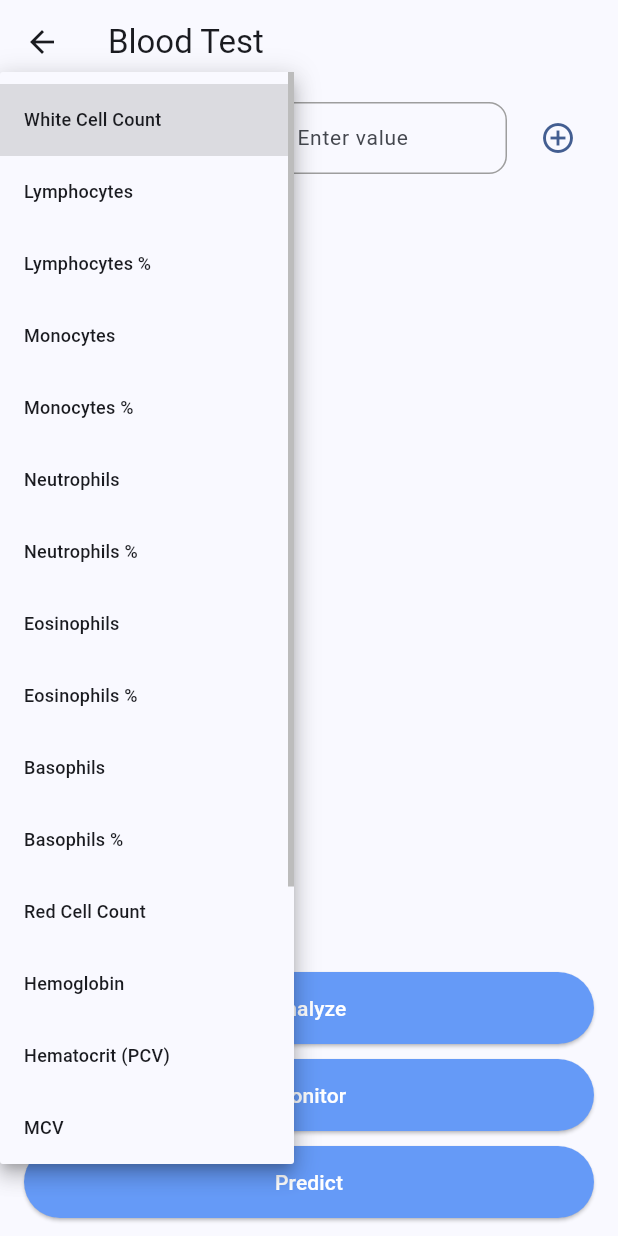
After one commit to Omnyanasr/Hospital-Management, a Flutter app: the BloodAnalysisPage screen opened by its route, after a tap on "Test", on a phone screen of 412 x 824 dp. The commit adds this screen. Run offline on Flutter 3.47's test engine with Material 3 defaults, Android fonts, the phone set to English and light mode, and no system bars; our stand-ins replace cloud_firestore, firebase_auth, firebase_core, firebase_storage, get, google_sign_in and 3 more; accounts and stored records are empty.

Commit message:
adding blood test ui

```diff
--- a/lib/main.dart
+++ b/lib/main.dart
@@ -12,7 +12,7 @@ import 'package:hospital_managment_project/view/onboarding_screen.dart';
 import 'package:hospital_managment_project/view/account/patient_profile_page.dart';
 import 'package:hospital_managment_project/view/account/account_info.dart';
 import 'package:hospital_managment_project/view/pages/symptom_chatbot_page.dart';
-import 'package:hospital_managment_project/view/pages/xray_chatbot_page.dart';
+import 'package:hospital_managment_project/view/pages/blood_analysis_page.dart';
 import 'package:hospital_managment_project/view/payment_screen.dart';
 import 'package:hospital_managment_project/view/splash_screen.dart';
 import 'package:hospital_managment_project/view/auth/login.dart';
@@ -80,7 +80,7 @@ class MyApp extends StatelessWidget {
         GetPage(name: '/appointment', page: () => AppointmentPage()),
         GetPage(name: '/profile', page: () => PatientProfilePage()),
         GetPage(name: '/symptom', page: () => SymptomCheckerPage()),
-        GetPage(name: '/xray', page: () => XRayAnalyzerPage()),
+        GetPage(name: '/xray', page: () => BloodAnalysisPage()),
         GetPage(name: '/feedback', page: () => FeedbackSupportPage()),
         GetPage(name: '/payment', page: () => const PaymentScreen()),
         GetPage(name: '/onboarding_info', page: () => OnboardingScreenInfo()),
--- a/lib/view/homepage.dart
+++ b/lib/view/homepage.dart
@@ -51,7 +51,7 @@ class _HomePageState extends State<HomePage> {
           child: ListTile(
             leading: const Icon(Icons.image_search, color: Colors.blue),
             title: const Text(
-              "X-ray Analyzer",
+              "Blood Test",
               style: TextStyle(fontSize: 12),
             ),
             onTap: () {
@@ -295,7 +295,7 @@ class _HomeScreenState extends State<HomeScreen> {
                                         size: 15, color: Colors.blue[800]),
                                     const SizedBox(width: 5),
                                     const Text(
-                                      "Radiology analyzer",
+                                      "Blood Test",
                                       style: TextStyle(
                                           fontWeight: FontWeight.bold,
                                           fontSize: 11),
--- /dev/null
+++ b/lib/view/pages/blood_analysis_page.dart
@@ -0,0 +1,206 @@
+import 'package:flutter/material.dart';
+
+class BloodAnalysisPage extends StatefulWidget {
+  @override
+  _BloodAnalysisPageState createState() => _BloodAnalysisPageState();
+}
+
+class _BloodAnalysisPageState extends State<BloodAnalysisPage> {
+  final List<String> dropdownItems = [
+    'White Cell Count',
+    'Lymphocytes',
+    'Lymphocytes %',
+    'Monocytes',
+    'Monocytes %',
+    'Neutrophils',
+    'Neutrophils %',
+    'Eosinophils',
+    'Eosinophils %',
+    'Basophils',
+    'Basophils %',
+    'Red Cell Count',
+    'Hemoglobin',
+    'Hematocrit (PCV)',
+    'MCV',
+    'MCH',
+    'MCHC',
+    'RDW',
+    'Platelet Count',
+    'MPV',
+  ];
+
+  List<Map<String, dynamic>> selections = [
+    {'selected': null, 'value': ''}
+  ];
+
+  void addDropdown() {
+    setState(() {
+      selections.add({'selected': null, 'value': ''});
+    });
+  }
+
+  void deleteDropdown(int index) {
+    setState(() {
+      selections.removeAt(index);
+    });
+  }
+
+  void onAnalyze() {
+    print('Analyze clicked');
+  }
+
+  void onMonitor() {
+    print('Monitor clicked');
+  }
+
+  void onPredict() {
+    print('Predict clicked');
+  }
+
+  OutlineInputBorder roundedBorder = OutlineInputBorder(
+    borderRadius: BorderRadius.circular(12),
+    borderSide: BorderSide(color: Colors.grey),
+  );
+
+  @override
+  Widget build(BuildContext context) {
+    return Scaffold(
+      appBar: AppBar(title: Text('Blood Test')),
+      body: Padding(
+        padding: const EdgeInsets.symmetric(horizontal: 16.0, vertical: 12.0),
+        child: Column(
+          children: [
+            Expanded(
+              child: ListView.builder(
+                itemCount: selections.length,
+                itemBuilder: (context, index) {
+                  bool isLast = index == selections.length - 1;
+                  bool canDelete = selections.length > 1;
+                  return Padding(
+                    padding: const EdgeInsets.only(bottom: 16.0),
+                    child: Row(
+                      children: [
+                        Expanded(
+                          flex: 3,
+                          child: DropdownButtonFormField<String>(
+                            isExpanded: true,
+                            value: selections[index]['selected'],
+                            hint: Text(
+                              'Test',
+                              style: TextStyle(fontSize: 14),
+                            ),
+                            decoration: InputDecoration(
+                              contentPadding: EdgeInsets.symmetric(
+                                  horizontal: 12, vertical: 4),
+                              border: roundedBorder,
+                              enabledBorder: roundedBorder,
+                              focusedBorder: roundedBorder,
+                            ),
+                            items: dropdownItems.map((String item) {
+                              return DropdownMenuItem<String>(
+                                value: item,
+                                child: Text(
+                                  item,
+                                  style: TextStyle(fontSize: 12),
+                                ),
+                              );
+                            }).toList(),
+                            onChanged: (value) {
+                              setState(() {
+                                selections[index]['selected'] = value;
+                              });
+                            },
+                          ),
+                        ),
+                        SizedBox(width: 10),
+                        Expanded(
+                          flex: 3,
+                          child: TextField(
+                            style: TextStyle(fontSize: 14),
+                            decoration: InputDecoration(
+                              hintText: 'Enter value',
+                              border: roundedBorder,
+                              enabledBorder: roundedBorder,
+                              focusedBorder: roundedBorder,
+                              contentPadding: EdgeInsets.symmetric(
+                                  horizontal: 12, vertical: 4),
+                            ),
+                            onChanged: (val) {
+                              selections[index]['value'] = val;
+                            },
+                          ),
+                        ),
+                        SizedBox(width: 10),
+                        if (canDelete)
+                          IconButton(
+                            icon: Icon(Icons.delete_outline),
+                            onPressed: () => deleteDropdown(index),
+                            tooltip: 'Delete this test',
+                            color: Colors.red,
+                          )
+                        else if (isLast)
+                          IconButton(
+                            icon: Icon(Icons.add_circle_outline),
+                            onPressed: addDropdown,
+                            tooltip: 'Add another test',
+                            color: Theme.of(context).primaryColor,
+                          ),
+                        if (isLast && canDelete)
+                          IconButton(
+                            icon: Icon(Icons.add_circle_outline),
+                            onPressed: addDropdown,
+                            tooltip: 'Add another test',
+                            color: Theme.of(context).primaryColor,
+                          ),
+                      ],
+                    ),
+                  );
+                },
+              ),
+            ),
+            SizedBox(height: 20),
+            Column(
+              children: [
+                SizedBox(
+                  width: double.infinity,
+                  child: ElevatedButton(
+                    onPressed: onAnalyze,
+                    child: Text('Analyze'),
+                    style: ElevatedButton.styleFrom(
+                      shape: StadiumBorder(),
+                      padding: EdgeInsets.symmetric(vertical: 14),
+                    ),
+                  ),
+                ),
+                SizedBox(height: 10),
+                SizedBox(
+                  width: double.infinity,
+                  child: ElevatedButton(
+                    onPressed: onMonitor,
+                    child: Text('Monitor'),
+                    style: ElevatedButton.styleFrom(
+                      shape: StadiumBorder(),
+                      padding: EdgeInsets.symmetric(vertical: 14),
+                    ),
+                  ),
+                ),
+                SizedBox(height: 10),
+                SizedBox(
+                  width: double.infinity,
+                  child: ElevatedButton(
+                    onPressed: onPredict,
+                    child: Text('Predict'),
+                    style: ElevatedButton.styleFrom(
+                      shape: StadiumBorder(),
+                      padding: EdgeInsets.symmetric(vertical: 14),
+                    ),
+                  ),
+                ),
+              ],
+            )
+          ],
+        ),
+      ),
+    );
+  }
+}
```
Also changed, not shown: lib/view/pages/xray_chatbot_page.dart (deleted, +0 -101 lines).
